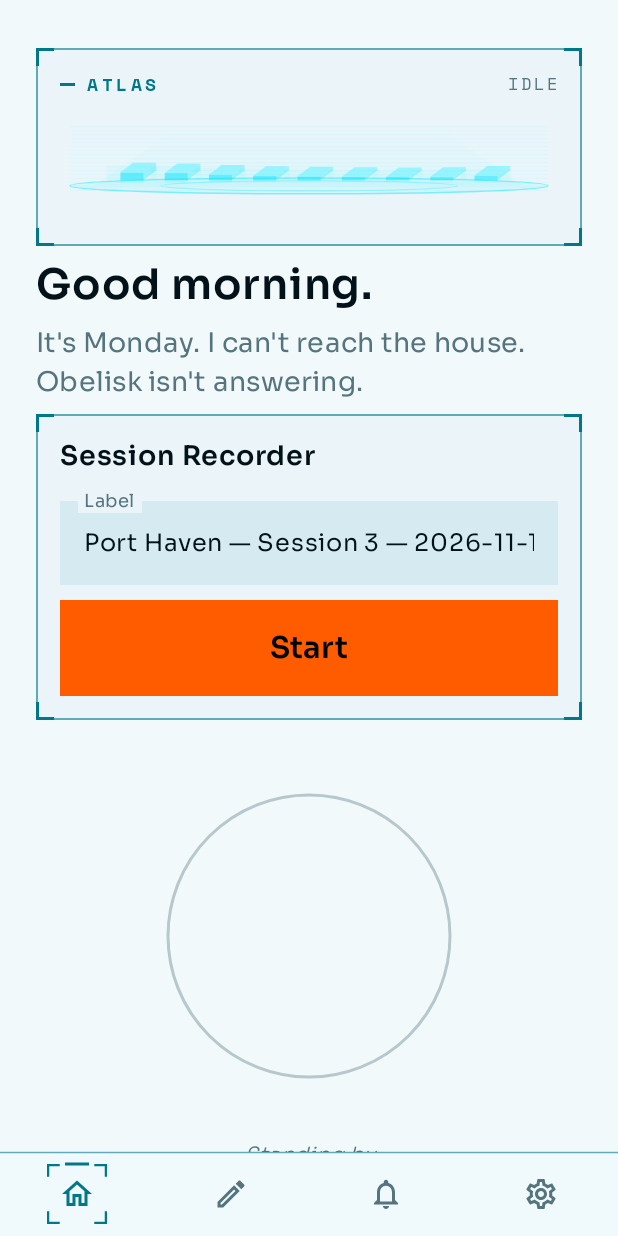
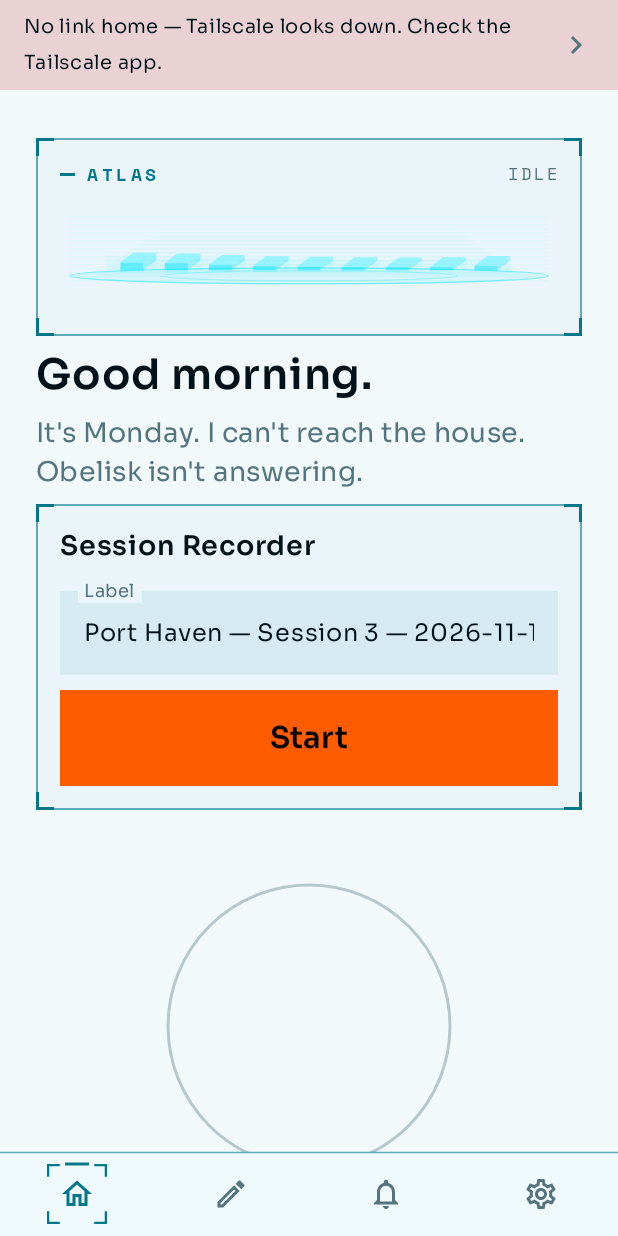
Before and after one commit to Jondude1/ATLAS, an Android app built with Jetpack Compose: the screen it shows after launch (MainActivity), on a phone screen of 412 x 824 dp. Run offline under Robolectric (Android 15) with nearby library versions, the phone set to English and light mode, and no system bars; libraries missing offline, so code that uses them is left out: androidx.core.graphics, com.k2fsa.sherpa; pictures from the network do not load.

Commit message:
Connectivity self-diagnosis: link probes, diagnostics screen, plain-language verdicts
Probes HA, hub, Ollama, Athena and the Helios relay off the main
thread (3s timeouts). New in-app DiagnosticsScreen (Settings > App)
with Stark tiles per target and a plain-language verdict: when every
Tailscale target is unreachable it says Tailscale looks down and to
check the Tailscale app / VPN slot. Home shows a slim warning strip
on that verdict only, checked once per foreground. Verdict logic is
pure and unit-tested (4 tests).

```diff
--- a/app/src/main/java/com/jondude/anzu/MainActivity.kt
+++ b/app/src/main/java/com/jondude/anzu/MainActivity.kt
@@ -142,6 +142,7 @@ import androidx.core.app.NotificationManagerCompat
 import com.jondude.anzu.assist.AssistActivity
 import com.jondude.anzu.assist.Brain
 import com.jondude.anzu.assist.Atlas
+import com.jondude.anzu.assist.Links
 import com.jondude.anzu.update.Updater
 import kotlinx.coroutines.Dispatchers
 import kotlinx.coroutines.launch
@@ -322,10 +323,15 @@ fun AppRoot(resumes: Int) {
     val ctx = LocalContext.current
     val scope = rememberCoroutineScope()
     var tab by remember { mutableIntStateOf(0) }
+    var diagOpen by remember { mutableStateOf(false) }
+    val linkResults by Links.results.collectAsState()
     val update by Updater.available.collectAsState()
     val progress by Updater.progress.collectAsState()
 
     LaunchedEffect(resumes) { Updater.check() }
+    // One probe round per foreground, off the main thread; no polling loop.
+    LaunchedEffect(resumes) { Links.check() }
+    BackHandler(enabled = diagOpen) { diagOpen = false }
 
     Scaffold(
         containerColor = MaterialTheme.colorScheme.background,
@@ -381,15 +387,81 @@ fun AppRoot(resumes: Int) {
                     }
                 }
             }
-            Crossfade(targetState = tab, animationSpec = tween(180), label = "tab") { t ->
+            if (tab == 0 && !diagOpen && Links.allDown(linkResults)) {
+                Row(
+                    Modifier.fillMaxWidth().background(MaterialTheme.colorScheme.error.copy(alpha = 0.18f))
+                        .clickable { diagOpen = true }.padding(horizontal = 16.dp, vertical = 6.dp),
+                    verticalAlignment = Alignment.CenterVertically
+                ) {
+                    Text(Links.STRIP, color = Cream, fontSize = 13.sp, modifier = Modifier.weight(1f))
+                    Icon(Icons.Filled.KeyboardArrowRight, contentDescription = null, tint = Muted)
+                }
+            }
+            if (diagOpen) DiagnosticsScreen { diagOpen = false }
+            else Crossfade(targetState = tab, animationSpec = tween(180), label = "tab") { t ->
                 when (t) {
                     0 -> HomeScreen(resumes)
                     1 -> NotesScreen()
                     2 -> WhisperScreen()
-                    else -> SettingsScreen()
-                }
-            }
-        }
+                    else -> SettingsScreen { diagOpen = true }
+                }
+            }
+        }
+    }
+}
+
+/** Live status of every link home: a verdict sentence, then one holo tile per target. Re-checks on open. */
+@Composable
+fun DiagnosticsScreen(onBack: () -> Unit) {
+    val results by Links.results.collectAsState()
+    val checking by Links.checking.collectAsState()
+    LaunchedEffect(Unit) { Links.check() }
+    Column(
+        Modifier.fillMaxSize().verticalScroll(rememberScrollState()).padding(horizontal = 24.dp, vertical = 8.dp),
+        verticalArrangement = Arrangement.spacedBy(12.dp)
+    ) {
+        Row(verticalAlignment = Alignment.CenterVertically, modifier = Modifier.padding(top = 6.dp)) {
+            IconButton(onClick = onBack) { Icon(Icons.Filled.ArrowBack, contentDescription = "Back", tint = Cream) }
+            Text("Connection diagnostics", fontFamily = Display, fontWeight = FontWeight.Medium, fontSize = 20.sp, color = Cream)
+        }
+        val r = results
+        Text(
+            if (r == null) "Checking the links home…" else Links.verdict(r),
+            color = Cream, fontSize = 16.sp, lineHeight = 24.sp
+        )
+        val scope = rememberCoroutineScope()
+        SoftButton(onClick = { scope.launch { Links.check() } }, enabled = !checking) {
+            Text(if (checking) "Checking…" else "Re-check")
+        }
+        HoloHeader("Links", Modifier.padding(top = 4.dp))
+        r?.forEach { res ->
+            HoloCard(Modifier.fillMaxWidth()) {
+                Row(Modifier.fillMaxWidth().padding(16.dp), verticalAlignment = Alignment.CenterVertically) {
+                    Box(
+                        Modifier.size(10.dp).clip(CircleShape).background(
+                            when (res.state) {
+                                Links.State.REACHABLE -> Stark.cyan
+                                Links.State.HTTP_ERROR -> Gold
+                                Links.State.UNREACHABLE -> MaterialTheme.colorScheme.error
+                            }
+                        )
+                    )
+                    Column(Modifier.weight(1f).padding(start = 16.dp)) {
+                        Text(res.target.name, color = Cream, fontSize = 16.sp)
+                        Text(
+                            when (res.state) {
+                                Links.State.REACHABLE -> "Reachable · ${res.detail}"
+                                Links.State.HTTP_ERROR -> "Answered with an error · ${res.detail}"
+                                Links.State.UNREACHABLE -> "Unreachable · ${res.detail}"
+                            },
+                            color = Muted, fontSize = 13.sp, fontWeight = FontWeight.Light
+                        )
+                    }
+                    Text("${res.ms} ms", color = Muted, fontSize = 13.sp, fontFamily = HoloMono)
+                }
+            }
+        }
+        Spacer(Modifier.height(24.dp))
     }
 }
 
@@ -1339,7 +1411,7 @@ fun WhisperScreen() {
 }
 
 @Composable
-fun SettingsScreen() {
+fun SettingsScreen(onDiagnostics: () -> Unit = {}) {
     val ctx = LocalContext.current
     val scope = rememberCoroutineScope()
     val status by Updater.status.collectAsState()
@@ -1773,6 +1845,7 @@ fun SettingsScreen() {
                 SoftButton(onClick = { scope.launch { Updater.check(true) } }) { Text("Check for updates") }
                 SoftButton(onClick = { Store.clearHistory() }) { Text("Clear recent chat") }
             }
+            SoftButton(onClick = onDiagnostics) { Text("Connection diagnostics") }
         }
         }
         Spacer(Modifier.height(24.dp))
--- /dev/null
+++ b/app/src/main/java/com/jondude/anzu/assist/Links.kt
@@ -0,0 +1,125 @@
+package com.jondude.anzu.assist
+
+import com.jondude.anzu.ATHENA
+import com.jondude.anzu.HELIOS_RELAY
+import com.jondude.anzu.OBELISK_HUB
+import com.jondude.anzu.OLLAMA
+import com.jondude.anzu.Prefs
+import com.jondude.anzu.tailnet
+import kotlinx.coroutines.Dispatchers
+import kotlinx.coroutines.async
+import kotlinx.coroutines.awaitAll
+import kotlinx.coroutines.coroutineScope
+import kotlinx.coroutines.flow.MutableStateFlow
+import kotlinx.coroutines.flow.StateFlow
+import kotlinx.coroutines.withContext
+import java.net.ConnectException
+import java.net.HttpURLConnection
+import java.net.InetSocketAddress
+import java.net.Socket
+import java.net.URL
+
+/**
+ * Can the phone reach home? Every target is a Tailscale address, so when all of them are silent the phone's
+ * Tailscale link is the likely cause. Probes run on Dispatchers.IO with 3 s timeouts, in parallel, and never
+ * touch Brain, voice or the overlay; they send nothing but a bare GET (or open and close a socket).
+ */
+object Links {
+    enum class State { REACHABLE, HTTP_ERROR, UNREACHABLE }
+
+    data class Target(val id: String, val name: String, val address: String)
+
+    data class Result(val target: Target, val state: State, val ms: Long, val detail: String)
+
+    const val TIMEOUT_MS = 3000
+
+    const val TAILSCALE_DOWN =
+        "Tailscale looks down. Atlas reaches home over Tailscale — open the Tailscale app and check it shows Connected. " +
+            "If another VPN (like Mullvad) is on, it may be holding the phone's VPN slot."
+    const val ALL_UP = "All links up."
+    const val STRIP = "No link home — Tailscale looks down. Check the Tailscale app."
+
+    private val _results = MutableStateFlow<List<Result>?>(null)
+    /** The latest probe round, or null before the first one finishes. */
+    val results: StateFlow<List<Result>?> = _results
+
+    private val _checking = MutableStateFlow(false)
+    val checking: StateFlow<Boolean> = _checking
+
+    /** Pure: the one-sentence verdict. Only UNREACHABLE counts as down; an HTTP error still proves the link. */
+    fun verdict(results: List<Result>): String {
+        if (results.isEmpty()) return "Checking the links home…"
+        val down = results.filter { it.state == State.UNREACHABLE }
+        return when {
+            down.isEmpty() -> ALL_UP
+            down.size == results.size -> TAILSCALE_DOWN
+            else -> "${join(down.map { it.target.name })} ${if (down.size == 1) "is" else "are"} not answering; the rest are up."
+        }
+    }
+
+    /** Pure: true only when every target is unreachable (and at least one was checked). */
+    fun allDown(results: List<Result>?): Boolean =
+        !results.isNullOrEmpty() && results.all { it.state == State.UNREACHABLE }
+
+    private fun join(names: List<String>): String = when (names.size) {
+        1 -> names[0]
+        2 -> "${names[0]} and ${names[1]}"
+        else -> names.dropLast(1).joinToString(", ") + " and " + names.last()
+    }
+
+    private fun targets(): List<Pair<Target, suspend () -> Result>> {
+        val ha = Prefs.haUrl.trim()
+        val hub = Prefs.obeliskUrl.trim().trimEnd('/') + "/atlas/status"
+        val ollama = Prefs.ollamaUrl.trim().trimEnd('/') + "/api/tags"
+        return listOf(
+            Target("ha", "Home Assistant", ha).let { it to suspend { http(it, ha, anyAnswer = true) } },
+            Target("hub", "Obelisk hub", hub).let { it to suspend { http(it, hub, anyAnswer = false) } },
+            Target("ollama", "Ollama", ollama).let { it to suspend { http(it, ollama, anyAnswer = false) } },
+            Target("athena", "Athena", ATHENA).let { it to suspend { tcp(it, ATHENA, 8096) } },
+            Target("relay", "Helios relay", HELIOS_RELAY).let { it to suspend { http(it, HELIOS_RELAY, anyAnswer = true) } }
+        )
+    }
+
+    /** Probes every target in parallel and publishes the round. Safe to call from any thread. */
+    suspend fun check(): List<Result> = withContext(Dispatchers.IO) {
+        _checking.value = true
+        try {
+            val r = coroutineScope { targets().map { (_, probe) -> async { probe() } }.awaitAll() }
+            _results.value = r
+            r
+        } finally {
+            _checking.value = false
+        }
+    }
+
+    /** HTTP: any answer proves the link. With [anyAnswer] false (hub, Ollama) a 4xx/5xx is flagged HTTP_ERROR. */
+    private fun http(t: Target, url: String, anyAnswer: Boolean): Result {
+        val start = System.nanoTime()
+        return try {
+            val c = URL(tailnet(url)).openConnection() as HttpURLConnection
+            c.connectTimeout = TIMEOUT_MS; c.readTimeout = TIMEOUT_MS; c.instanceFollowRedirects = false
+            val code = try { c.responseCode } finally { c.disconnect() }
+            val ms = (System.nanoTime() - start) / 1_000_000
+            if (code <= 0) Result(t, State.UNREACHABLE, ms, "no answer")
+            else if (anyAnswer || code < 400) Result(t, State.REACHABLE, ms, "HTTP $code")
+            else Result(t, State.HTTP_ERROR, ms, "HTTP $code")
+        } catch (e: Exception) {
+            Result(t, State.UNREACHABLE, (System.nanoTime() - start) / 1_000_000, e.javaClass.simpleName)
+        }
+    }
+
+    /** TCP: a completed connect, or a refusal (the host itself answered), proves the link; a timeout does not. */
+    private fun tcp(t: Target, host: String, port: Int): Result {
+        val start = System.nanoTime()
+        fun ms() = (System.nanoTime() - start) / 1_000_000
+        return try {
+            Socket().use { it.connect(InetSocketAddress(host, port), TIMEOUT_MS) }
+            Result(t, State.REACHABLE, ms(), "port $port open")
+        } catch (e: ConnectException) {
+            if (e.message?.contains("refused", true) == true) Result(t, State.REACHABLE, ms(), "host answered")
+            else Result(t, State.UNREACHABLE, ms(), "ConnectException")
+        } catch (e: Exception) {
+            Result(t, State.UNREACHABLE, ms(), e.javaClass.simpleName)
+        }
+    }
+}
```
Also changed, not shown: 1 other file.
